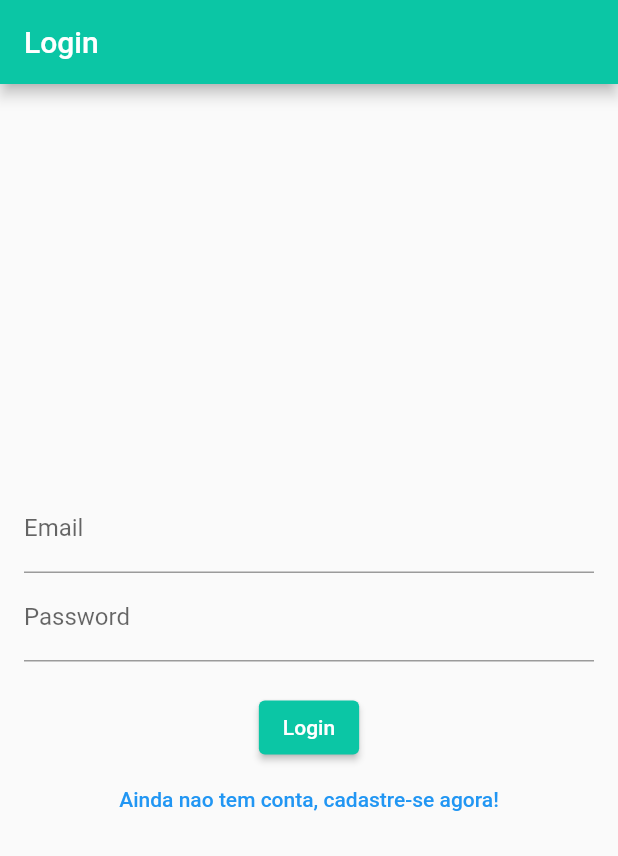
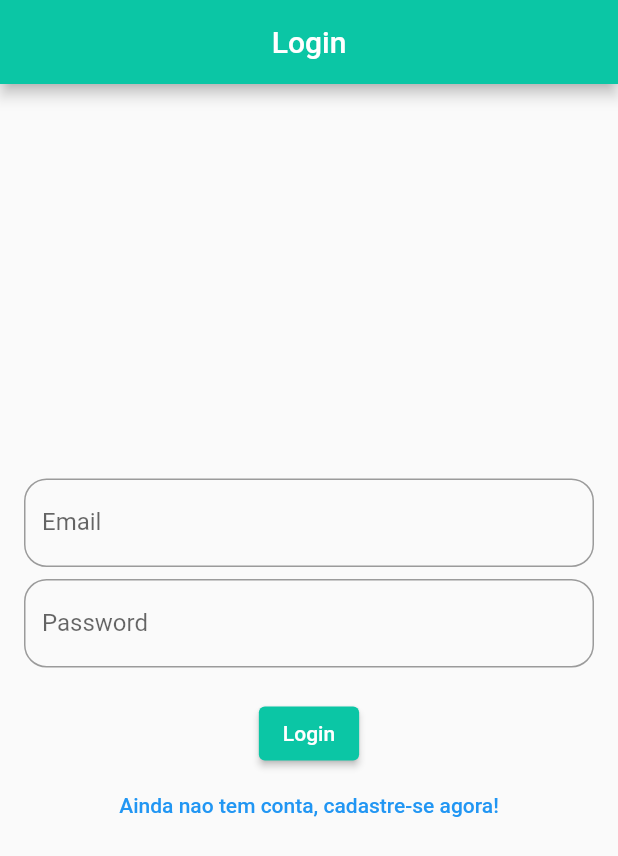
Before and after one commit to Carlos-Menezes94/AppGetClients, a Flutter app: the screen it shows after launch, on a phone screen of 412 x 824 dp. Shown: the top 856 px of the screen. Run offline on Flutter 3.47's test engine with Material 2 defaults, Android fonts, the light colour scheme and no system bars; our stand-ins replace dartz, dio, firebase_auth, firebase_core, get_it, lottie and 1 more; accounts and stored records are empty.

Commit message:
[refactor]Creating borders in textfield and typing unnecessary code

```diff
--- a/lib/app/presentation/pages/login_page.dart
+++ b/lib/app/presentation/pages/login_page.dart
@@ -14,7 +14,6 @@ class LoginPage extends StatefulWidget {
 class LoginPageState extends State<LoginPage> {
   @override
   void initState() {
-    // controller.setFormAction(true);
     super.initState();
   }
 
@@ -27,7 +26,7 @@ class LoginPageState extends State<LoginPage> {
         appBar: AppBar(
           automaticallyImplyLeading: false,
           backgroundColor: Color(0xff0bc6a5),
-          title: Text(controller.store.actionButton.value!),
+          title: Center(child: Text(controller.store.actionButton.value!)),
         ),
         body: Center(
           child: Padding(
@@ -41,8 +40,9 @@ class LoginPageState extends State<LoginPage> {
                     controller: controller.store.emailLoginController,
                     keyboardType: TextInputType.emailAddress,
                     decoration: InputDecoration(
-                      labelText: 'Email',
-                    ),
+                        labelText: 'Email',
+                        border: OutlineInputBorder(
+                            borderRadius: BorderRadius.circular(15))),
                     validator: (value) {
                       if (value!.isEmpty) {
                         return 'Please enter your email';
@@ -53,14 +53,8 @@ class LoginPageState extends State<LoginPage> {
                       controller.store.emailText = value;
                       print(value);
                     },
-                    // onChanged: (value) {
-                    //   controller.store.senhaLoginController!.text = value;
-                    // },
-                    // onSaved: (value) {
-                    //   controller.store.emailLoginController!.text =
-                    //       value!.trim();
-                    // },
                   ),
+                  SizedBox(height: 8),
                   TextFormField(
                     controller: controller.store.passwordLoginController,
                     obscureText: true,
@@ -68,8 +62,9 @@ class LoginPageState extends State<LoginPage> {
                       controller.store.passwordText = value;
                     },
                     decoration: InputDecoration(
-                      labelText: 'Password',
-                    ),
+                        labelText: 'Password',
+                        border: OutlineInputBorder(
+                            borderRadius: BorderRadius.circular(15))),
                     validator: (value) {
                       if (value!.isEmpty) {
                         return 'Please enter your password';
```
